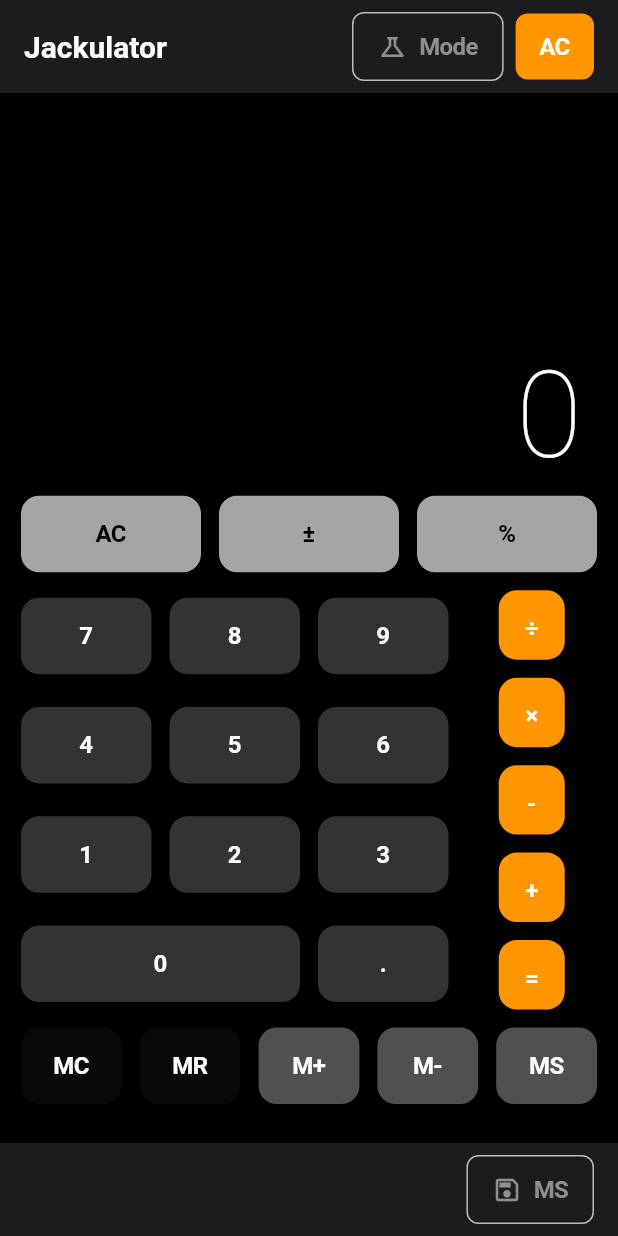
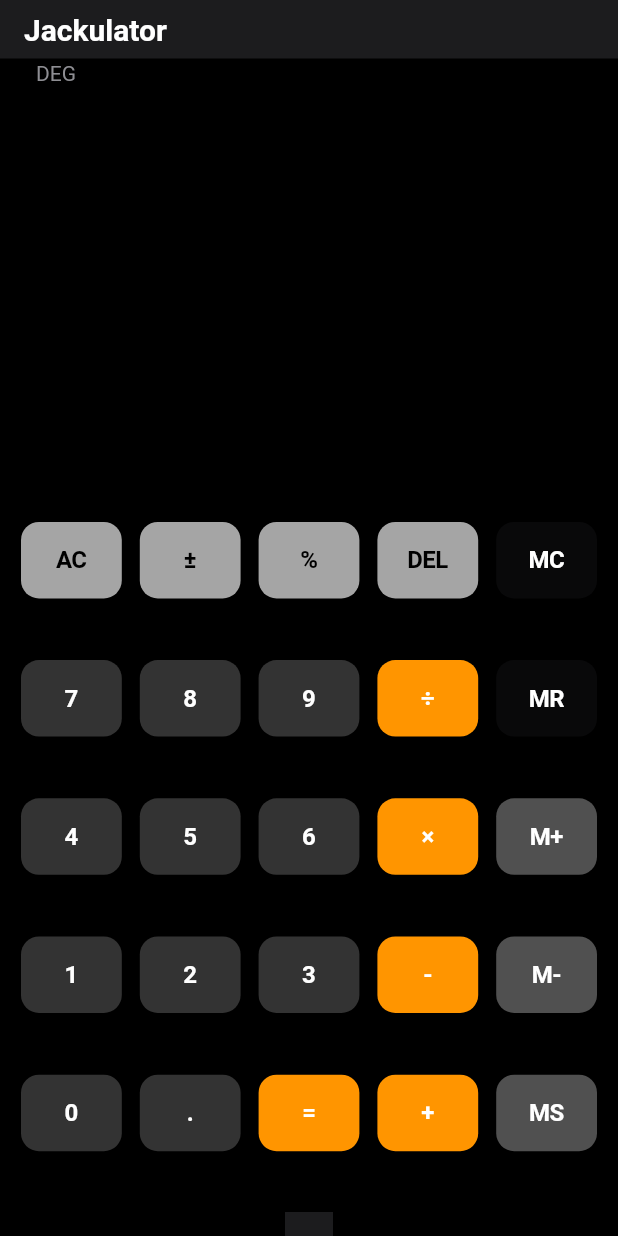
Before and after one commit to jackvadderr/Jackulator, a Flutter app: the screen it shows after launch, on a phone screen of 412 x 824 dp. Run offline on Flutter 3.47's test engine with Material 3 defaults, Android fonts, the phone set to English and light mode, and no system bars; Roboto replaces fonts that are missing (SF-Pro-Display).

Commit message:
feat: more atomics and enginee

```diff
--- /dev/null
+++ b/lib/features/calculator/presentation/widgets/blocks/basic_keypad.dart
@@ -0,0 +1,68 @@
+import 'package:flutter/widgets.dart';
+
+import '../components/keycap.dart';
+
+class BasicKeypad extends StatelessWidget {
+  final String clearButtonLabel;
+  final bool isMemorySet;
+  final void Function(String label) onPressed;
+
+  const BasicKeypad({
+    super.key,
+    required this.clearButtonLabel,
+    required this.isMemorySet,
+    required this.onPressed,
+  });
+
+  Keycap _buildKeycap(String raw) {
+    String label = raw == 'AC' ? clearButtonLabel : raw;
+    KeycapVariant variant;
+    if (['+', '-', '×', '÷', '='].contains(raw)) {
+      variant = KeycapVariant.operation;
+    } else if (['AC', '±', '%', 'DEL'].contains(raw)) {
+      variant = KeycapVariant.function;
+    } else if (['MC', 'MR', 'M+', 'M-', 'MS'].contains(raw)) {
+      variant = KeycapVariant.memory;
+    } else {
+      variant = KeycapVariant.numeric;
+    }
+
+    bool enabled = true;
+    if (['MC', 'MR'].contains(raw)) {
+      enabled = isMemorySet;
+    }
+
+    return Keycap(
+      label: label,
+      variant: variant,
+      enabled: enabled,
+      onPressed: enabled ? () => onPressed(label) : null,
+    );
+  }
+
+  Widget _cell(String label) {
+    return Expanded(
+      child: Padding(
+        padding: const EdgeInsets.all(6.0),
+        child: _buildKeycap(label),
+      ),
+    );
+  }
+
+  @override
+  Widget build(BuildContext context) {
+    const grid = [
+      ['AC', '±', '%', 'DEL', 'MC'],
+      ['7', '8', '9', '÷', 'MR'],
+      ['4', '5', '6', '×', 'M+'],
+      ['1', '2', '3', '-', 'M-'],
+      ['0', '.', '=', '+', 'MS'],
+    ];
+
+    return Column(
+      children: grid.map((row) {
+        return Expanded(child: Row(children: row.map(_cell).toList()));
+      }).toList(),
+    );
+  }
+}
--- /dev/null
+++ b/lib/features/calculator/presentation/widgets/blocks/display_panel.dart
@@ -0,0 +1,96 @@
+import 'package:flutter/cupertino.dart';
+
+import '../../theme/app_colors.dart';
+import '../../theme/app_spacing.dart';
+import '../../theme/app_text_styles.dart';
+import '../components/display_text.dart';
+
+class DisplayPanel extends StatelessWidget {
+  final String angleUnitLabel; // Part 1 (info)
+  final String expression; // Part 2 (live typing)
+  final String result; // Part 3 (computed result)
+  final String? bottomInfo; // Part 4 (info)
+
+  const DisplayPanel({
+    super.key,
+    required this.angleUnitLabel,
+    required this.expression,
+    required this.result,
+    this.bottomInfo,
+  });
+
+  @override
+  Widget build(BuildContext context) {
+    return Padding(
+      padding: const EdgeInsets.symmetric(horizontal: 24.0),
+      child: Column(
+        crossAxisAlignment: CrossAxisAlignment.stretch,
+        children: [
+          // Part 1: Angle unit (small)
+          SizedBox(
+            height: 20,
+            child: Align(
+              alignment: Alignment.centerLeft,
+              child: DisplayText(
+                angleUnitLabel,
+                style: AppTextStyles.caption,
+                textAlign: TextAlign.left,
+              ),
+            ),
+          ),
+          const SizedBox(height: AppSpacing.xs),
+
+          // Part 2: Expression (large)
+          SizedBox(
+            height: 40,
+            child: SingleChildScrollView(
+              reverse: true,
+              scrollDirection: Axis.horizontal,
+              child: Text(
+                expression,
+                style: const TextStyle(
+                  color: CupertinoColors.systemGrey,
+                  fontSize: 28,
+                ),
+                textAlign: TextAlign.right,
+              ),
+            ),
+          ),
+          const SizedBox(height: AppSpacing.sm),
+
+          // Part 3: Result (larger)
+          Container(
+            alignment: Alignment.centerRight,
+            child: FittedBox(
+              fit: BoxFit.scaleDown,
+              alignment: Alignment.centerRight,
+              child: Text(
+                result,
+                style: const TextStyle(
+                  color: AppColors.textPrimary,
+                  fontSize: 80,
+                  fontWeight: FontWeight.w200,
+                ),
+                textAlign: TextAlign.right,
+              ),
+            ),
+          ),
+
+          // Part 4: Bottom info (small)
+          const SizedBox(height: AppSpacing.xs),
+          SizedBox(
+            height: 20,
+            child: Align(
+              alignment: Alignment.centerLeft,
+              child: DisplayText(
+                bottomInfo ?? '',
+                style: AppTextStyles.caption,
+                textAlign: TextAlign.left,
+              ),
+            ),
+          ),
+        ],
+      ),
+    );
+  }
+}
--- /dev/null
+++ b/lib/features/calculator/presentation/widgets/components/display_text.dart
@@ -0,0 +1,28 @@
+import 'package:flutter/widgets.dart';
+
+import '../../theme/app_text_styles.dart';
+import '../base/text_label.dart';
+
+class DisplayText extends StatelessWidget {
+  final String text;
+  final TextStyle? style;
+  final TextAlign textAlign;
+  final int? maxLines;
+
+  const DisplayText(
+    this.text, {
+    super.key,
+    this.style,
+    this.textAlign = TextAlign.start,
+    this.maxLines,
+  });
+
+  @override
+  Widget build(BuildContext context) {
+    return TextLabel(
+      text,
+      style: style ?? AppTextStyles.body,
+      textAlign: textAlign,
+    );
+  }
+}
--- a/lib/features/calculator/presentation/widgets/screens/home_page.dart
+++ b/lib/features/calculator/presentation/widgets/screens/home_page.dart
@@ -1,14 +1,9 @@
-import 'package:flutter/cupertino.dart';
 import 'package:flutter/material.dart';
 import 'package:provider/provider.dart';
 
 import '../../provider/calculator_provider.dart';
-import '../base/primary_button.dart';
-import '../base/secondary_button.dart';
-import '../blocks/functions_keypad.dart';
-import '../blocks/memory_keypad.dart';
-import '../blocks/numeric_keypad.dart';
-import '../blocks/operations_keypad.dart';
+import '../blocks/basic_keypad.dart';
+import '../blocks/display_panel.dart';
 import '../blocks/scientific_keypad.dart';
 import '../layouts/main_layout.dart';
 
@@ -19,86 +14,20 @@ class HomePage extends StatelessWidget {
   Widget build(BuildContext context) {
     final provider = context.watch<CalculatorProvider>();
 
-    final headerActions = <Widget>[
-      SecondaryButton(
-        label: 'Mode',
-        icon: Icons.science_outlined,
-        onPressed: () {
-          final next = provider.mode == CalculatorMode.basic
-              ? CalculatorMode.scientific
-              : CalculatorMode.basic;
-          provider.setMode(next);
-        },
-      ),
-      const SizedBox(width: 8),
-      PrimaryButton(
-        label: provider.clearButtonLabel,
-        onPressed: () {
-          final effective = provider.clearButtonLabel;
-          provider.onButtonPressed(effective);
-        },
-      ),
-    ];
-
     return MainLayout(
       title: 'Jackulator',
-      actions: headerActions,
-      footerChild: Row(
-        mainAxisAlignment: MainAxisAlignment.end,
-        children: [
-          SecondaryButton(
-            label: 'MS',
-            icon: Icons.save_outlined,
-            onPressed: () => provider.onButtonPressed('MS'),
-          ),
-        ],
-      ),
       child: Column(
         children: [
-          // Display area
+          // Display area (4 parts)
           Expanded(
             flex: provider.mode == CalculatorMode.basic ? 3 : 2,
-            child: Padding(
-              padding: const EdgeInsets.symmetric(horizontal: 24.0),
-              child: Column(
-                mainAxisAlignment: MainAxisAlignment.end,
-                crossAxisAlignment: CrossAxisAlignment.stretch,
-                children: [
-                  SizedBox(
-                    height: 40,
-                    child: SingleChildScrollView(
-                      reverse: true,
-                      scrollDirection: Axis.horizontal,
-                      child: Text(
-                        provider.displayExpression,
-                        style: const TextStyle(
-                          color: CupertinoColors.systemGrey,
-                          fontSize: 28,
-                        ),
-                        textAlign: TextAlign.right,
-                      ),
-                    ),
-                  ),
-                  const SizedBox(height: 10),
-                  Container(
-                    key: const Key('display_output'),
-                    alignment: Alignment.centerRight,
-                    child: FittedBox(
-                      fit: BoxFit.scaleDown,
-                      alignment: Alignment.centerRight,
-                      child: Text(
-                        provider.formattedOutput,
-                        style: const TextStyle(
-                          color: CupertinoColors.white,
-                          fontSize: 80,
-                          fontWeight: FontWeight.w200,
-                        ),
-                        textAlign: TextAlign.right,
-                      ),
-                    ),
-                  ),
-                ],
-              ),
+            child: DisplayPanel(
+              angleUnitLabel: provider.angleUnitLabel,
+              expression: provider.liveDisplayExpression,
+              result: provider.hasResultForDisplay
+                  ? provider.formattedOutput
+                  : '',
+              bottomInfo: '',
             ),
           ),
 
@@ -112,36 +41,13 @@ class HomePage extends StatelessWidget {
                   if (provider.mode == CalculatorMode.scientific)
                     ScientificKeypad(onPressed: provider.onButtonPressed),
 
-                  // Functions row
-                  FunctionsKeypad(
-                    clearButtonLabel: provider.clearButtonLabel,
-                    onPressed: provider.onButtonPressed,
-                  ),
-
-                  // Numeric area + Operations column
+                  // Basic 5x5 keypad grid
                   Expanded(
-                    child: Row(
-                      children: [
-                        Expanded(
-                          flex: 3,
-                          child: NumericKeypad(
-                            onPressed: provider.onButtonPressed,
-                          ),
-                        ),
-                        Expanded(
-                          flex: 1,
-                          child: OperationsKeypad(
-                            onPressed: provider.onButtonPressed,
-                          ),
-                        ),
-                      ],
+                    child: BasicKeypad(
+                      clearButtonLabel: provider.clearButtonLabel,
+                      isMemorySet: provider.isMemorySet,
+                      onPressed: provider.onButtonPressed,
                     ),
-                  ),
-
-                  // Memory row
-                  MemoryKeypad(
-                    isMemorySet: provider.isMemorySet,
-                    onPressed: provider.onButtonPressed,
                   ),
                 ],
               ),
```
Also changed, not shown: lib/features/calculator/presentation/provider/calculator_provider.dart (+131 -13 lines).
